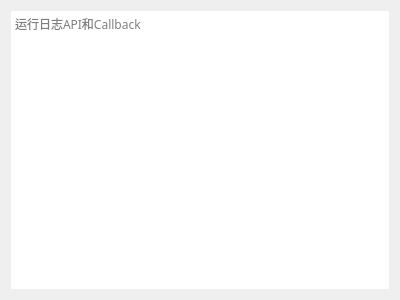
Qt form Windows/src/Public/LogWidget.ui (volcengine/VolcEngineRTC) before a commit.
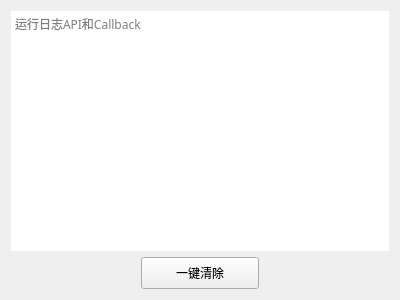
The same form after that commit.

Diff of the .ui file:
```diff
--- a/Windows/src/Public/LogWidget.ui
+++ b/Windows/src/Public/LogWidget.ui
@@ -38,6 +38,58 @@
      </property>
     </widget>
    </item>
+   <item>
+    <layout class="QHBoxLayout" name="horizontalLayout">
+     <property name="spacing">
+      <number>0</number>
+     </property>
+     <item>
+      <spacer name="horizontalSpacer">
+       <property name="orientation">
+        <enum>Qt::Horizontal</enum>
+       </property>
+       <property name="sizeHint" stdset="0">
+        <size>
+         <width>40</width>
+         <height>20</height>
+        </size>
+       </property>
+      </spacer>
+     </item>
+     <item>
+      <widget class="QPushButton" name="btn_clear">
+       <property name="minimumSize">
+        <size>
+         <width>118</width>
+         <height>32</height>
+        </size>
+       </property>
+       <property name="maximumSize">
+        <size>
+         <width>118</width>
+         <height>32</height>
+        </size>
+       </property>
+       <property name="text">
+        <string>一键清除</string>
+       </property>
+      </widget>
+     </item>
+     <item>
+      <spacer name="horizontalSpacer_2">
+       <property name="orientation">
+        <enum>Qt::Horizontal</enum>
+       </property>
+       <property name="sizeHint" stdset="0">
+        <size>
+         <width>40</width>
+         <height>20</height>
+        </size>
+       </property>
+      </spacer>
+     </item>
+    </layout>
+   </item>
   </layout>
  </widget>
  <resources/>
```
